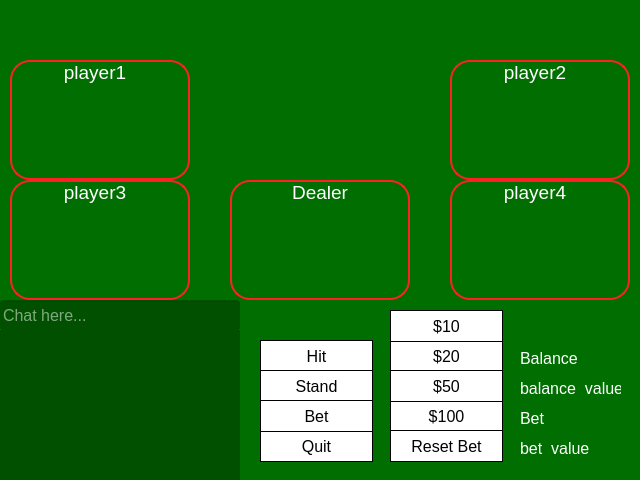
The window that blackjack-client/ui/game.ui (lehoangtran289/Blackjack) describes before a commit, drawn with Qt 5.
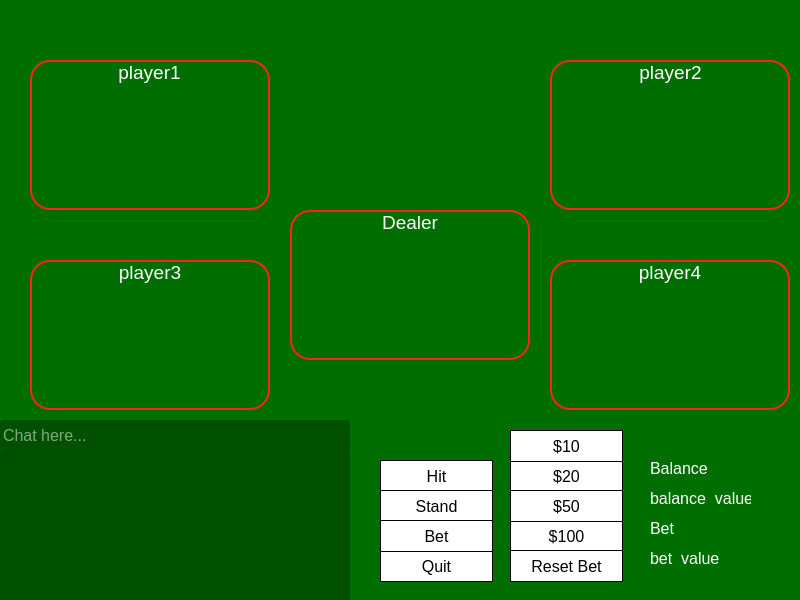
The same window after the commit. Icons and pictures are not drawn.

Patch:
```diff
--- a/blackjack-client/ui/game.ui
+++ b/blackjack-client/ui/game.ui
@@ -6,8 +6,8 @@
    <rect>
     <x>0</x>
     <y>0</y>
-    <width>640</width>
-    <height>480</height>
+    <width>800</width>
+    <height>600</height>
    </rect>
   </property>
   <property name="sizePolicy">
@@ -23,8 +23,8 @@
    <property name="geometry">
     <rect>
      <x>0</x>
-     <y>330</y>
-     <width>240</width>
+     <y>450</y>
+     <width>350</width>
      <height>150</height>
     </rect>
    </property>
@@ -85,8 +85,8 @@
    <property name="geometry">
     <rect>
      <x>0</x>
-     <y>300</y>
-     <width>240</width>
+     <y>420</y>
+     <width>350</width>
      <height>30</height>
     </rect>
    </property>
@@ -119,9 +119,9 @@
   <widget class="QLabel" name="player1_label">
    <property name="geometry">
     <rect>
-     <x>20</x>
+     <x>49</x>
      <y>60</y>
-     <width>150</width>
+     <width>201</width>
      <height>25</height>
     </rect>
    </property>
@@ -144,9 +144,9 @@
   <widget class="QLabel" name="player2_label">
    <property name="geometry">
     <rect>
-     <x>460</x>
+     <x>570</x>
      <y>60</y>
-     <width>150</width>
+     <width>201</width>
      <height>25</height>
     </rect>
    </property>
@@ -169,9 +169,9 @@
   <widget class="QLabel" name="player3_label">
    <property name="geometry">
     <rect>
-     <x>20</x>
-     <y>180</y>
-     <width>150</width>
+     <x>30</x>
+     <y>260</y>
+     <width>240</width>
      <height>25</height>
     </rect>
    </property>
@@ -200,9 +200,9 @@
   <widget class="QLabel" name="player4_label">
    <property name="geometry">
     <rect>
-     <x>460</x>
-     <y>180</y>
-     <width>150</width>
+     <x>550</x>
+     <y>260</y>
+     <width>240</width>
      <height>25</height>
     </rect>
    </property>
@@ -225,8 +225,8 @@
   <widget class="QLabel" name="dealer_label">
    <property name="geometry">
     <rect>
-     <x>260</x>
-     <y>180</y>
+     <x>350</x>
+     <y>210</y>
      <width>120</width>
      <height>25</height>
     </rect>
@@ -250,8 +250,8 @@
   <widget class="QPushButton" name="hit_button">
    <property name="geometry">
     <rect>
-     <x>260</x>
-     <y>340</y>
+     <x>380</x>
+     <y>460</y>
      <width>113</width>
      <height>32</height>
     </rect>
@@ -283,8 +283,8 @@
   <widget class="QPushButton" name="stand_button">
    <property name="geometry">
     <rect>
-     <x>260</x>
-     <y>370</y>
+     <x>380</x>
+     <y>490</y>
      <width>113</width>
      <height>32</height>
     </rect>
@@ -316,8 +316,8 @@
   <widget class="QPushButton" name="add_20_button">
    <property name="geometry">
     <rect>
-     <x>390</x>
-     <y>340</y>
+     <x>510</x>
+     <y>460</y>
      <width>113</width>
      <height>32</height>
     </rect>
@@ -349,8 +349,8 @@
   <widget class="QPushButton" name="add_100_button">
    <property name="geometry">
     <rect>
-     <x>390</x>
-     <y>400</y>
+     <x>510</x>
+     <y>520</y>
      <width>113</width>
      <height>32</height>
     </rect>
@@ -382,8 +382,8 @@
   <widget class="QPushButton" name="add_10_button">
    <property name="geometry">
     <rect>
-     <x>390</x>
-     <y>310</y>
+     <x>510</x>
+     <y>430</y>
      <width>113</width>
      <height>32</height>
     </rect>
@@ -415,8 +415,8 @@
   <widget class="QPushButton" name="reset_bet_button">
    <property name="geometry">
     <rect>
-     <x>390</x>
-     <y>430</y>
+     <x>510</x>
+     <y>550</y>
      <width>113</width>
      <height>32</height>
     </rect>
@@ -448,9 +448,9 @@
   <widget class="QLabel" name="label">
    <property name="geometry">
     <rect>
-     <x>520</x>
-     <y>350</y>
-     <width>60</width>
+     <x>650</x>
+     <y>460</y>
+     <width>101</width>
      <height>16</height>
     </rect>
    </property>
@@ -470,8 +470,8 @@
   <widget class="QLabel" name="balance_label">
    <property name="geometry">
     <rect>
-     <x>520</x>
-     <y>380</y>
+     <x>650</x>
+     <y>490</y>
      <width>101</width>
      <height>16</height>
     </rect>
@@ -492,9 +492,9 @@
   <widget class="QLabel" name="label_3">
    <property name="geometry">
     <rect>
-     <x>520</x>
-     <y>410</y>
-     <width>60</width>
+     <x>650</x>
+     <y>520</y>
+     <width>101</width>
      <height>16</height>
     </rect>
    </property>
@@ -514,8 +514,8 @@
   <widget class="QLabel" name="bet_label">
    <property name="geometry">
     <rect>
-     <x>520</x>
-     <y>440</y>
+     <x>650</x>
+     <y>550</y>
      <width>101</width>
      <height>16</height>
     </rect>
@@ -536,8 +536,8 @@
   <widget class="QPushButton" name="add_50_button">
    <property name="geometry">
     <rect>
-     <x>390</x>
-     <y>370</y>
+     <x>510</x>
+     <y>490</y>
      <width>113</width>
      <height>32</height>
     </rect>
@@ -569,8 +569,8 @@
   <widget class="QPushButton" name="quit_button">
    <property name="geometry">
     <rect>
-     <x>260</x>
-     <y>430</y>
+     <x>380</x>
+     <y>550</y>
      <width>113</width>
      <height>32</height>
     </rect>
@@ -602,8 +602,8 @@
   <widget class="QPushButton" name="bet_button">
    <property name="geometry">
     <rect>
-     <x>260</x>
-     <y>400</y>
+     <x>380</x>
+     <y>520</y>
      <width>113</width>
      <height>32</height>
     </rect>
@@ -637,8 +637,8 @@
     <rect>
      <x>0</x>
      <y>0</y>
-     <width>640</width>
-     <height>480</height>
+     <width>800</width>
+     <height>600</height>
     </rect>
    </property>
    <property name="sizePolicy">
@@ -662,10 +662,10 @@
   <widget class="QLabel" name="label_4">
    <property name="geometry">
     <rect>
-     <x>10</x>
+     <x>30</x>
      <y>60</y>
-     <width>180</width>
-     <height>120</height>
+     <width>240</width>
+     <height>150</height>
     </rect>
    </property>
    <property name="styleSheet">
@@ -681,10 +681,10 @@
   <widget class="QLabel" name="label_5">
    <property name="geometry">
     <rect>
-     <x>450</x>
+     <x>550</x>
      <y>60</y>
-     <width>180</width>
-     <height>120</height>
+     <width>240</width>
+     <height>150</height>
     </rect>
    </property>
    <property name="styleSheet">
@@ -700,10 +700,10 @@
   <widget class="QLabel" name="label_6">
    <property name="geometry">
     <rect>
-     <x>10</x>
-     <y>180</y>
-     <width>180</width>
-     <height>120</height>
+     <x>30</x>
+     <y>260</y>
+     <width>240</width>
+     <height>150</height>
     </rect>
    </property>
    <property name="styleSheet">
@@ -720,10 +720,10 @@
   <widget class="QLabel" name="label_8">
    <property name="geometry">
     <rect>
-     <x>230</x>
-     <y>180</y>
-     <width>180</width>
-     <height>120</height>
+     <x>290</x>
+     <y>210</y>
+     <width>240</width>
+     <height>150</height>
     </rect>
    </property>
    <property name="styleSheet">
@@ -736,374 +736,372 @@
     <string/>
    </property>
   </widget>
+  <widget class="QLabel" name="label_7">
+   <property name="geometry">
+    <rect>
+     <x>550</x>
+     <y>260</y>
+     <width>240</width>
+     <height>150</height>
+    </rect>
+   </property>
+   <property name="styleSheet">
+    <string notr="true">background-color: rgba(255, 255, 255, 0);
+border-color: rgb(255, 255, 255);
+border-radius: 20px;
+border: 2px solid #ff2025;                  
+</string>
+   </property>
+   <property name="text">
+    <string/>
+   </property>
+  </widget>
+  <widget class="QLabel" name="label_9">
+   <property name="geometry">
+    <rect>
+     <x>40</x>
+     <y>90</y>
+     <width>81</width>
+     <height>101</height>
+    </rect>
+   </property>
+   <property name="font">
+    <font>
+     <family>Arial</family>
+    </font>
+   </property>
+   <property name="styleSheet">
+    <string notr="true">border-image : url(&quot;./asset/cards/card_back.png&quot;) 0 0 0 0 stretch stretch;</string>
+   </property>
+   <property name="text">
+    <string/>
+   </property>
+  </widget>
+  <widget class="QLabel" name="label_10">
+   <property name="geometry">
+    <rect>
+     <x>350</x>
+     <y>50</y>
+     <width>90</width>
+     <height>110</height>
+    </rect>
+   </property>
+   <property name="font">
+    <font>
+     <family>Arial</family>
+    </font>
+   </property>
+   <property name="styleSheet">
+    <string notr="true">border-image : url(&quot;./asset/cards/card_back.png&quot;) 0 0 0 0 stretch stretch;</string>
+   </property>
+   <property name="text">
+    <string/>
+   </property>
+  </widget>
   <widget class="QWidget" name="verticalLayoutWidget">
    <property name="geometry">
     <rect>
-     <x>20</x>
+     <x>40</x>
      <y>90</y>
-     <width>62</width>
-     <height>81</height>
+     <width>81</width>
+     <height>111</height>
     </rect>
    </property>
-   <layout class="QVBoxLayout" name="card11"/>
+   <layout class="QVBoxLayout" name="card10"/>
   </widget>
   <widget class="QWidget" name="verticalLayoutWidget_2">
    <property name="geometry">
     <rect>
-     <x>40</x>
+     <x>60</x>
      <y>90</y>
-     <width>60</width>
-     <height>79</height>
+     <width>81</width>
+     <height>111</height>
     </rect>
    </property>
-   <layout class="QVBoxLayout" name="card12"/>
+   <layout class="QVBoxLayout" name="card11"/>
   </widget>
   <widget class="QWidget" name="verticalLayoutWidget_3">
    <property name="geometry">
     <rect>
-     <x>60</x>
+     <x>80</x>
      <y>90</y>
-     <width>60</width>
-     <height>79</height>
+     <width>81</width>
+     <height>111</height>
     </rect>
    </property>
-   <layout class="QVBoxLayout" name="card13"/>
+   <layout class="QVBoxLayout" name="card12"/>
   </widget>
   <widget class="QWidget" name="verticalLayoutWidget_4">
    <property name="geometry">
     <rect>
-     <x>80</x>
+     <x>560</x>
      <y>90</y>
-     <width>60</width>
-     <height>79</height>
+     <width>81</width>
+     <height>111</height>
     </rect>
    </property>
-   <layout class="QVBoxLayout" name="card14"/>
+   <layout class="QVBoxLayout" name="card20"/>
   </widget>
   <widget class="QWidget" name="verticalLayoutWidget_5">
    <property name="geometry">
     <rect>
-     <x>100</x>
+     <x>580</x>
      <y>90</y>
-     <width>60</width>
-     <height>79</height>
-    </rect>
-   </property>
-   <layout class="QVBoxLayout" name="card15"/>
-  </widget>
-  <widget class="QWidget" name="verticalLayoutWidget_6">
-   <property name="geometry">
-    <rect>
-     <x>120</x>
-     <y>90</y>
-     <width>60</width>
-     <height>79</height>
-    </rect>
-   </property>
-   <layout class="QVBoxLayout" name="card16"/>
-  </widget>
-  <widget class="QWidget" name="verticalLayoutWidget_7">
-   <property name="geometry">
-    <rect>
-     <x>460</x>
-     <y>90</y>
-     <width>60</width>
-     <height>79</height>
+     <width>81</width>
+     <height>111</height>
     </rect>
    </property>
    <layout class="QVBoxLayout" name="card21"/>
   </widget>
+  <widget class="QWidget" name="verticalLayoutWidget_7">
+   <property name="geometry">
+    <rect>
+     <x>100</x>
+     <y>90</y>
+     <width>81</width>
+     <height>111</height>
+    </rect>
+   </property>
+   <layout class="QVBoxLayout" name="card13"/>
+  </widget>
   <widget class="QWidget" name="verticalLayoutWidget_8">
    <property name="geometry">
     <rect>
-     <x>480</x>
+     <x>120</x>
      <y>90</y>
-     <width>60</width>
-     <height>79</height>
+     <width>81</width>
+     <height>111</height>
     </rect>
    </property>
-   <layout class="QVBoxLayout" name="card22"/>
+   <layout class="QVBoxLayout" name="card14"/>
   </widget>
   <widget class="QWidget" name="verticalLayoutWidget_9">
    <property name="geometry">
     <rect>
-     <x>500</x>
+     <x>140</x>
      <y>90</y>
-     <width>60</width>
-     <height>79</height>
+     <width>81</width>
+     <height>111</height>
     </rect>
    </property>
-   <layout class="QVBoxLayout" name="card23"/>
+   <layout class="QVBoxLayout" name="card15"/>
   </widget>
   <widget class="QWidget" name="verticalLayoutWidget_10">
    <property name="geometry">
     <rect>
-     <x>520</x>
+     <x>160</x>
      <y>90</y>
-     <width>60</width>
-     <height>79</height>
+     <width>81</width>
+     <height>111</height>
     </rect>
    </property>
-   <layout class="QVBoxLayout" name="card24"/>
+   <layout class="QVBoxLayout" name="card16"/>
   </widget>
   <widget class="QWidget" name="verticalLayoutWidget_11">
    <property name="geometry">
     <rect>
-     <x>540</x>
+     <x>180</x>
      <y>90</y>
-     <width>60</width>
-     <height>79</height>
+     <width>81</width>
+     <height>111</height>
     </rect>
    </property>
-   <layout class="QVBoxLayout" name="card25"/>
-  </widget>
-  <widget class="QWidget" name="verticalLayoutWidget_12">
-   <property name="geometry">
-    <rect>
-     <x>560</x>
-     <y>90</y>
-     <width>60</width>
-     <height>79</height>
-    </rect>
-   </property>
-   <layout class="QVBoxLayout" name="card26"/>
+   <layout class="QVBoxLayout" name="card17"/>
   </widget>
   <widget class="QWidget" name="verticalLayoutWidget_13">
    <property name="geometry">
     <rect>
-     <x>460</x>
-     <y>210</y>
-     <width>60</width>
-     <height>79</height>
+     <x>600</x>
+     <y>90</y>
+     <width>81</width>
+     <height>111</height>
     </rect>
    </property>
-   <layout class="QVBoxLayout" name="card41"/>
+   <layout class="QVBoxLayout" name="card22"/>
   </widget>
   <widget class="QWidget" name="verticalLayoutWidget_14">
    <property name="geometry">
     <rect>
-     <x>480</x>
-     <y>210</y>
-     <width>60</width>
-     <height>79</height>
+     <x>620</x>
+     <y>90</y>
+     <width>81</width>
+     <height>111</height>
     </rect>
    </property>
-   <layout class="QVBoxLayout" name="card42"/>
-  </widget>
-  <widget class="QWidget" name="verticalLayoutWidget_15">
-   <property name="geometry">
-    <rect>
-     <x>500</x>
-     <y>210</y>
-     <width>60</width>
-     <height>79</height>
-    </rect>
-   </property>
-   <layout class="QVBoxLayout" name="card43"/>
-  </widget>
-  <widget class="QWidget" name="verticalLayoutWidget_16">
-   <property name="geometry">
-    <rect>
-     <x>520</x>
-     <y>210</y>
-     <width>60</width>
-     <height>79</height>
-    </rect>
-   </property>
-   <layout class="QVBoxLayout" name="card44"/>
+   <layout class="QVBoxLayout" name="card23"/>
   </widget>
   <widget class="QWidget" name="verticalLayoutWidget_17">
    <property name="geometry">
     <rect>
-     <x>540</x>
-     <y>210</y>
-     <width>60</width>
-     <height>79</height>
+     <x>560</x>
+     <y>290</y>
+     <width>81</width>
+     <height>111</height>
     </rect>
    </property>
-   <layout class="QVBoxLayout" name="card45"/>
+   <layout class="QVBoxLayout" name="card40"/>
   </widget>
   <widget class="QWidget" name="verticalLayoutWidget_18">
    <property name="geometry">
     <rect>
-     <x>560</x>
-     <y>210</y>
-     <width>60</width>
-     <height>79</height>
+     <x>580</x>
+     <y>290</y>
+     <width>81</width>
+     <height>111</height>
     </rect>
    </property>
-   <layout class="QVBoxLayout" name="card46"/>
+   <layout class="QVBoxLayout" name="card41"/>
   </widget>
   <widget class="QWidget" name="verticalLayoutWidget_19">
    <property name="geometry">
     <rect>
-     <x>20</x>
-     <y>210</y>
-     <width>60</width>
-     <height>79</height>
+     <x>600</x>
+     <y>290</y>
+     <width>81</width>
+     <height>111</height>
     </rect>
    </property>
-   <layout class="QVBoxLayout" name="card31"/>
+   <layout class="QVBoxLayout" name="card42"/>
   </widget>
   <widget class="QWidget" name="verticalLayoutWidget_20">
    <property name="geometry">
     <rect>
-     <x>40</x>
-     <y>210</y>
-     <width>60</width>
-     <height>79</height>
+     <x>620</x>
+     <y>290</y>
+     <width>81</width>
+     <height>111</height>
     </rect>
    </property>
-   <layout class="QVBoxLayout" name="card32"/>
+   <layout class="QVBoxLayout" name="card43"/>
   </widget>
   <widget class="QWidget" name="verticalLayoutWidget_21">
    <property name="geometry">
     <rect>
-     <x>60</x>
-     <y>210</y>
-     <width>60</width>
-     <height>79</height>
+     <x>640</x>
+     <y>290</y>
+     <width>81</width>
+     <height>111</height>
     </rect>
    </property>
-   <layout class="QVBoxLayout" name="card33"/>
+   <layout class="QVBoxLayout" name="card44"/>
   </widget>
   <widget class="QWidget" name="verticalLayoutWidget_22">
    <property name="geometry">
     <rect>
-     <x>80</x>
-     <y>210</y>
-     <width>60</width>
-     <height>79</height>
+     <x>660</x>
+     <y>290</y>
+     <width>81</width>
+     <height>111</height>
     </rect>
    </property>
-   <layout class="QVBoxLayout" name="card34"/>
+   <layout class="QVBoxLayout" name="card45"/>
   </widget>
   <widget class="QWidget" name="verticalLayoutWidget_23">
    <property name="geometry">
     <rect>
-     <x>100</x>
-     <y>210</y>
-     <width>60</width>
-     <height>79</height>
+     <x>680</x>
+     <y>290</y>
+     <width>81</width>
+     <height>111</height>
     </rect>
    </property>
-   <layout class="QVBoxLayout" name="card35"/>
+   <layout class="QVBoxLayout" name="card46"/>
   </widget>
   <widget class="QWidget" name="verticalLayoutWidget_24">
    <property name="geometry">
     <rect>
-     <x>120</x>
-     <y>210</y>
-     <width>60</width>
-     <height>79</height>
+     <x>700</x>
+     <y>290</y>
+     <width>81</width>
+     <height>111</height>
     </rect>
    </property>
-   <layout class="QVBoxLayout" name="card36"/>
+   <layout class="QVBoxLayout" name="card47"/>
   </widget>
   <widget class="QWidget" name="verticalLayoutWidget_25">
    <property name="geometry">
     <rect>
-     <x>240</x>
-     <y>210</y>
-     <width>60</width>
-     <height>79</height>
+     <x>300</x>
+     <y>240</y>
+     <width>81</width>
+     <height>111</height>
     </rect>
    </property>
-   <layout class="QVBoxLayout" name="card01"/>
+   <layout class="QVBoxLayout" name="card00"/>
   </widget>
   <widget class="QWidget" name="verticalLayoutWidget_26">
    <property name="geometry">
     <rect>
-     <x>260</x>
-     <y>210</y>
-     <width>60</width>
-     <height>79</height>
+     <x>320</x>
+     <y>240</y>
+     <width>81</width>
+     <height>111</height>
     </rect>
    </property>
-   <layout class="QVBoxLayout" name="card02"/>
+   <layout class="QVBoxLayout" name="card01"/>
   </widget>
   <widget class="QWidget" name="verticalLayoutWidget_27">
    <property name="geometry">
     <rect>
-     <x>279</x>
-     <y>210</y>
-     <width>61</width>
-     <height>79</height>
+     <x>340</x>
+     <y>240</y>
+     <width>81</width>
+     <height>111</height>
     </rect>
    </property>
-   <layout class="QVBoxLayout" name="card03"/>
+   <layout class="QVBoxLayout" name="card02"/>
   </widget>
   <widget class="QWidget" name="verticalLayoutWidget_28">
    <property name="geometry">
     <rect>
-     <x>300</x>
-     <y>210</y>
-     <width>60</width>
-     <height>79</height>
+     <x>360</x>
+     <y>240</y>
+     <width>81</width>
+     <height>111</height>
     </rect>
    </property>
-   <layout class="QVBoxLayout" name="card04"/>
+   <layout class="QVBoxLayout" name="card03"/>
   </widget>
   <widget class="QWidget" name="verticalLayoutWidget_29">
    <property name="geometry">
     <rect>
-     <x>320</x>
-     <y>210</y>
-     <width>60</width>
-     <height>79</height>
+     <x>380</x>
+     <y>240</y>
+     <width>81</width>
+     <height>111</height>
     </rect>
    </property>
-   <layout class="QVBoxLayout" name="card05"/>
+   <layout class="QVBoxLayout" name="card04"/>
   </widget>
   <widget class="QWidget" name="verticalLayoutWidget_30">
    <property name="geometry">
     <rect>
-     <x>340</x>
-     <y>210</y>
-     <width>60</width>
-     <height>79</height>
+     <x>400</x>
+     <y>240</y>
+     <width>81</width>
+     <height>111</height>
     </rect>
    </property>
-   <layout class="QVBoxLayout" name="card06"/>
-  </widget>
-  <widget class="QLabel" name="label_7">
-   <property name="geometry">
-    <rect>
-     <x>450</x>
-     <y>180</y>
-     <width>180</width>
-     <height>120</height>
-    </rect>
-   </property>
-   <property name="styleSheet">
-    <string notr="true">background-color: rgba(255, 255, 255, 0);
-border-color: rgb(255, 255, 255);
-border-radius: 20px;
-border: 2px solid #ff2025;                  
-</string>
-   </property>
-   <property name="text">
-    <string/>
-   </property>
+   <layout class="QVBoxLayout" name="card05"/>
   </widget>
   <widget class="QWidget" name="verticalLayoutWidget_31">
    <property name="geometry">
     <rect>
-     <x>140</x>
-     <y>90</y>
-     <width>60</width>
-     <height>79</height>
+     <x>420</x>
+     <y>240</y>
+     <width>81</width>
+     <height>111</height>
     </rect>
    </property>
-   <layout class="QVBoxLayout" name="card17"/>
+   <layout class="QVBoxLayout" name="card06"/>
   </widget>
   <widget class="QWidget" name="verticalLayoutWidget_32">
    <property name="geometry">
     <rect>
-     <x>360</x>
-     <y>210</y>
-     <width>60</width>
-     <height>79</height>
+     <x>440</x>
+     <y>240</y>
+     <width>81</width>
+     <height>111</height>
     </rect>
    </property>
    <layout class="QVBoxLayout" name="card07"/>
@@ -1111,32 +1109,87 @@
   <widget class="QWidget" name="verticalLayoutWidget_33">
    <property name="geometry">
     <rect>
-     <x>580</x>
-     <y>90</y>
-     <width>60</width>
-     <height>79</height>
+     <x>40</x>
+     <y>290</y>
+     <width>81</width>
+     <height>111</height>
     </rect>
    </property>
-   <layout class="QVBoxLayout" name="card27"/>
+   <layout class="QVBoxLayout" name="card30"/>
   </widget>
   <widget class="QWidget" name="verticalLayoutWidget_34">
    <property name="geometry">
     <rect>
-     <x>580</x>
-     <y>210</y>
-     <width>60</width>
-     <height>79</height>
+     <x>60</x>
+     <y>290</y>
+     <width>81</width>
+     <height>111</height>
     </rect>
    </property>
-   <layout class="QVBoxLayout" name="card47"/>
+   <layout class="QVBoxLayout" name="card31"/>
   </widget>
   <widget class="QWidget" name="verticalLayoutWidget_35">
    <property name="geometry">
     <rect>
+     <x>80</x>
+     <y>290</y>
+     <width>81</width>
+     <height>111</height>
+    </rect>
+   </property>
+   <layout class="QVBoxLayout" name="card32"/>
+  </widget>
+  <widget class="QWidget" name="verticalLayoutWidget_36">
+   <property name="geometry">
+    <rect>
+     <x>100</x>
+     <y>290</y>
+     <width>81</width>
+     <height>111</height>
+    </rect>
+   </property>
+   <layout class="QVBoxLayout" name="card33"/>
+  </widget>
+  <widget class="QWidget" name="verticalLayoutWidget_37">
+   <property name="geometry">
+    <rect>
+     <x>120</x>
+     <y>290</y>
+     <width>81</width>
+     <height>111</height>
+    </rect>
+   </property>
+   <layout class="QVBoxLayout" name="card34"/>
+  </widget>
+  <widget class="QWidget" name="verticalLayoutWidget_38">
+   <property name="geometry">
+    <rect>
      <x>140</x>
-     <y>210</y>
-     <width>60</width>
-     <height>79</height>
+     <y>290</y>
+     <width>81</width>
+     <height>111</height>
+    </rect>
+   </property>
+   <layout class="QVBoxLayout" name="card35"/>
+  </widget>
+  <widget class="QWidget" name="verticalLayoutWidget_39">
+   <property name="geometry">
+    <rect>
+     <x>160</x>
+     <y>290</y>
+     <width>81</width>
+     <height>111</height>
+    </rect>
+   </property>
+   <layout class="QVBoxLayout" name="card36"/>
+  </widget>
+  <widget class="QWidget" name="verticalLayoutWidget_40">
+   <property name="geometry">
+    <rect>
+     <x>180</x>
+     <y>290</y>
+     <width>81</width>
+     <height>111</height>
     </rect>
    </property>
    <layout class="QVBoxLayout" name="card37"/>
@@ -1144,23 +1197,46 @@
   <widget class="QLabel" name="label_9">
    <property name="geometry">
     <rect>
-     <x>290</x>
-     <y>70</y>
-     <width>60</width>
-     <height>80</height>
+     <x>640</x>
+     <y>90</y>
+     <width>81</width>
+     <height>111</height>
     </rect>
    </property>
-   <property name="font">
-    <font>
-     <family>Arial</family>
-    </font>
+   <layout class="QVBoxLayout" name="card24"/>
+  </widget>
+  <widget class="QWidget" name="verticalLayoutWidget_16">
+   <property name="geometry">
+    <rect>
+     <x>660</x>
+     <y>90</y>
+     <width>81</width>
+     <height>111</height>
+    </rect>
    </property>
-   <property name="styleSheet">
-    <string notr="true">border-image : url(&quot;./asset/cards/card_back.png&quot;) 0 0 0 0 stretch stretch;</string>
+   <layout class="QVBoxLayout" name="card25"/>
+  </widget>
+  <widget class="QWidget" name="verticalLayoutWidget_41">
+   <property name="geometry">
+    <rect>
+     <x>680</x>
+     <y>90</y>
+     <width>81</width>
+     <height>111</height>
+    </rect>
    </property>
-   <property name="text">
-    <string/>
+   <layout class="QVBoxLayout" name="card26"/>
+  </widget>
+  <widget class="QWidget" name="verticalLayoutWidget_42">
+   <property name="geometry">
+    <rect>
+     <x>700</x>
+     <y>90</y>
+     <width>81</width>
+     <height>111</height>
+    </rect>
    </property>
+   <layout class="QVBoxLayout" name="card27"/>
   </widget>
   <zorder>label_2</zorder>
   <zorder>chat_history</zorder>
```
Left out of the diff: 20 changed lines with no effect on the pictures.
